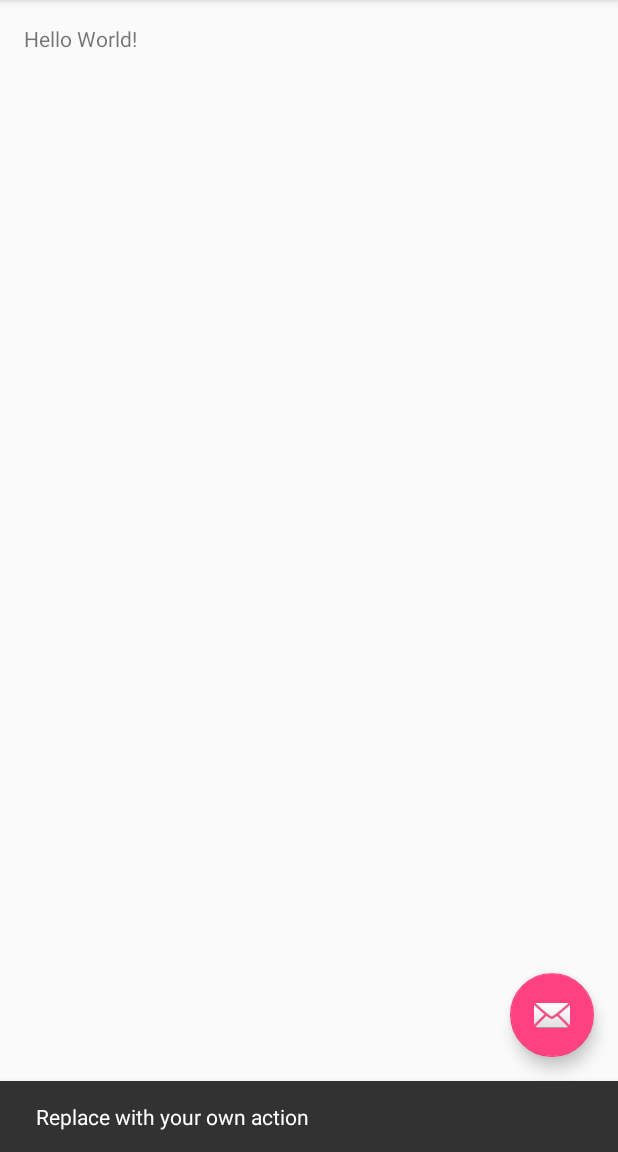
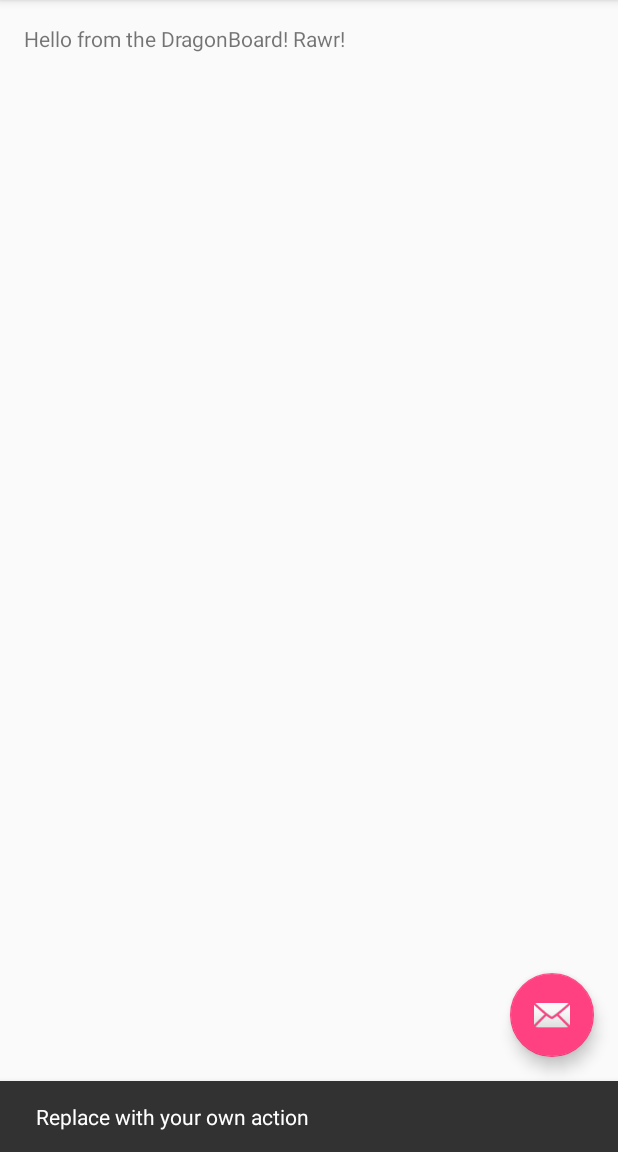
Before and after one commit to dhutchens/GitExample, an Android app: the screen it shows after launch (GitExampleActivity), after a tap on an icon or button, on a phone screen of 412 x 824 dp, the part 84-1236 px from its top. Run offline under Robolectric (Android 15) with nearby library versions, the phone set to English and light mode, and no system bars.

Commit message:
Change text to more awesome message.

```diff
--- a/app/src/main/res/layout/content_git_example.xml
+++ b/app/src/main/res/layout/content_git_example.xml
@@ -9,6 +9,6 @@
     app:layout_behavior="@string/appbar_scrolling_view_behavior"
     tools:showIn="@layout/activity_git_example" tools:context=".GitExampleActivity">
 
-    <TextView android:text="Hello World!" android:layout_width="wrap_content"
+    <TextView android:text="Hello from the DragonBoard! Rawr!" android:layout_width="wrap_content"
         android:layout_height="wrap_content" />
 </RelativeLayout>
```
